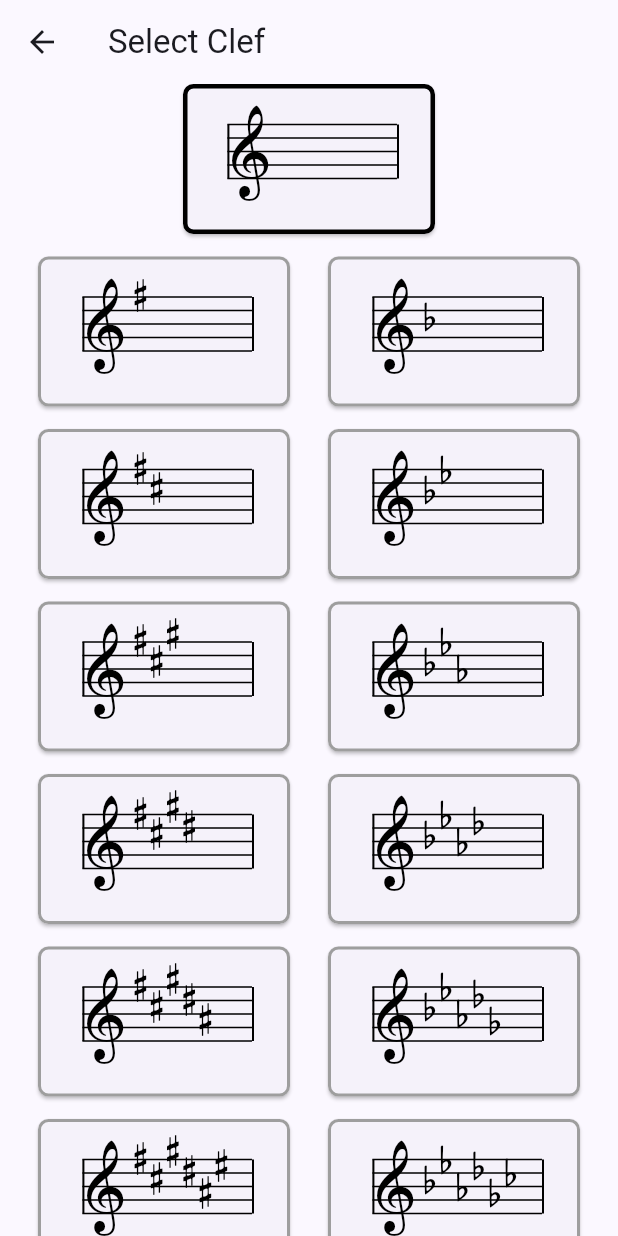
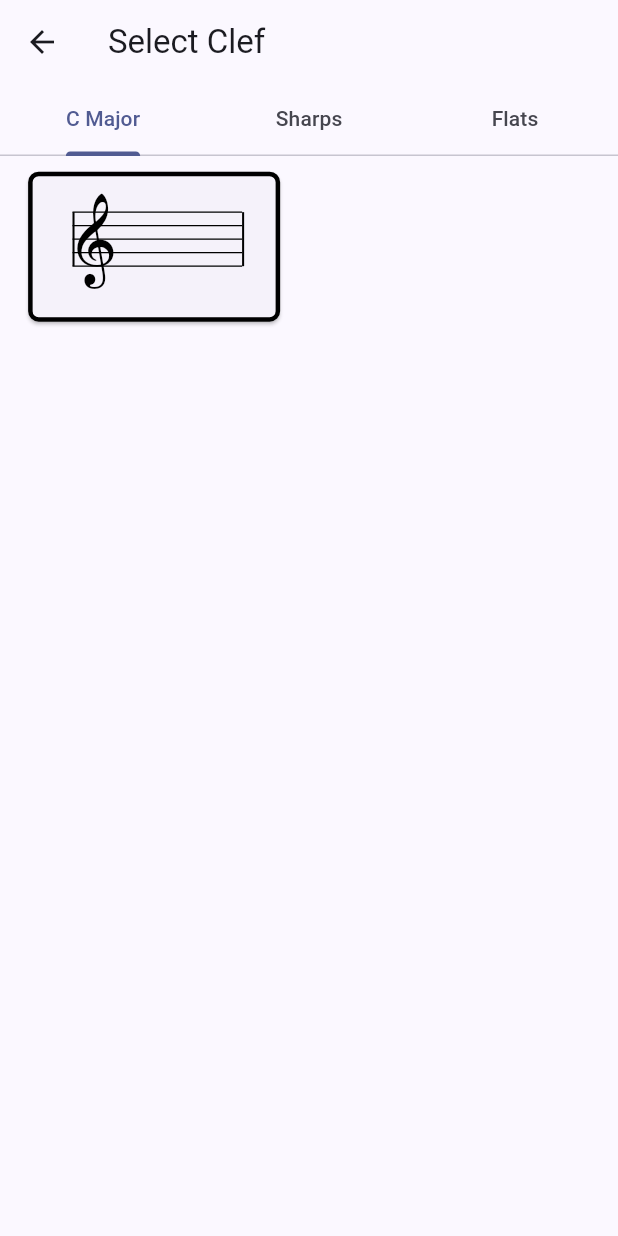
Before and after one commit to Julien5/pianoscope, a Flutter app: the ClefSelectionScreen screen opened directly, on a phone screen of 412 x 824 dp. Run offline on Flutter 3.47's test engine with Material 3 defaults, Android fonts, the phone set to English and light mode, and no system bars; our stand-ins replace permission_handler; missing offline and left inert: flutter_rust_bridge, window_manager; project files that could hold a hidden picture were left out.

Commit message:
key selection screen: add tabs

```diff
--- a/frontend/lib/src/screens/clef_selection_screen.dart
+++ b/frontend/lib/src/screens/clef_selection_screen.dart
@@ -6,16 +6,12 @@ import '../../pianoscope.dart';
 class KeyTile extends StatelessWidget {
   final KeySignature current;
   final KeySignature keySignature;
-  const KeyTile({
-    super.key,
-    required this.keySignature,
-    required this.current,
-  });
+  const KeyTile({super.key, required this.keySignature, required this.current});
 
   @override
   Widget build(BuildContext context) {
     BorderSide side = BorderSide(color: Colors.grey, width: 2);
-    if (current==keySignature) {
+    if (current == keySignature) {
       side = BorderSide(color: Colors.black, width: 3);
     }
     return ElevatedButton(
@@ -34,11 +30,68 @@ class KeyTile extends StatelessWidget {
   }
 }
 
+class KeyTiles extends StatefulWidget {
+  final List<KeySignature> keySignatures;
+  const KeyTiles({super.key, required this.keySignatures});
+
+  @override
+  State<KeyTiles> createState() => _KeyTilesState();
+}
+
+class _KeyTilesState extends State<KeyTiles> {
+  @override
+  void initState() {
+    super.initState();
+  }
+
+  @override
+  void dispose() {
+    super.dispose();
+  }
+
+  @override
+  Widget build(BuildContext context) {
+    KeySignature current =
+        context.read<InputProvider>().keySignature ?? KeySignature.cMajor;
+
+    List<Widget> children = [];
+    for (int k = 0; k < widget.keySignatures.length; k++) {
+      KeySignature key = widget.keySignatures[k];
+      children.add(
+        Row(
+          mainAxisAlignment: MainAxisAlignment.spaceEvenly,
+          crossAxisAlignment: CrossAxisAlignment.center,
+          children: [
+            KeyTile(keySignature: key, current: current),
+          ], //
+        ),
+      );
+    }
+    return GridView.count(
+      crossAxisCount: 2, // 2 columns (left to right)
+      mainAxisSpacing: 1,
+      childAspectRatio: 1.7,
+      crossAxisSpacing: 1,
+      children: children,
+    );
+  }
+}
+
 class ClefSelectionScreen extends StatefulWidget {
   const ClefSelectionScreen({super.key});
 
   @override
   State<ClefSelectionScreen> createState() => _ClefSelectionScreenState();
+}
+
+(List<KeySignature>, List<KeySignature>) keyLists() {
+  List<KeySignature> ret1 = [];
+  List<KeySignature> ret2 = [];
+  for (int accidentals = 1; accidentals <= 7; accidentals++) {
+    ret1.add(KeySignature(accidentals: accidentals));
+    ret2.add(KeySignature(accidentals: -accidentals));
+  }
+  return (ret1, ret2);
 }
 
 class _ClefSelectionScreenState extends State<ClefSelectionScreen> {
@@ -54,111 +107,26 @@ class _ClefSelectionScreenState extends State<ClefSelectionScreen> {
 
   @override
   Widget build(BuildContext context) {
-    KeySignature current=context.read<InputProvider>().keySignature ?? KeySignature.cMajor;
+    final (sharps, flats) = keyLists();
+    final zeroChild = KeyTiles(keySignatures: [KeySignature(accidentals: 0)]);
+    final sharpChild = KeyTiles(keySignatures: sharps);
+    final flatChild = KeyTiles(keySignatures: flats);
 
-    return Scaffold(
-      appBar: AppBar(title: Text("Select Clef")),
-      body: SingleChildScrollView(
-        child: Center(
-          child: Column(
-            children: [
-              Row(
-                mainAxisAlignment: MainAxisAlignment.spaceEvenly,
-                crossAxisAlignment: CrossAxisAlignment.center,
-                children: [
-                  KeyTile(keySignature: KeySignature.cMajor, current: current),
-                ],
-              ),
-              SizedBox(height: 15),
-              Row(
-                mainAxisAlignment: MainAxisAlignment.spaceEvenly,
-                crossAxisAlignment: CrossAxisAlignment.center,
-                children: [
-                  KeyTile(keySignature: KeySignature.gMajor, current: current),
-                  KeyTile(keySignature: KeySignature.fMajor, current: current),
-                ],
-              ),
-
-              SizedBox(height: 15),
-              Row(
-                mainAxisAlignment: MainAxisAlignment.spaceEvenly,
-                crossAxisAlignment: CrossAxisAlignment.center,
-                children: [
-                  KeyTile(keySignature: KeySignature.dMajor, current: current),
-                  KeyTile(
-                    keySignature: KeySignature.bFlatMajor,
-                    current: current,
-                  ),
-                ],
-              ),
-
-              SizedBox(height: 15),
-              Row(
-                mainAxisAlignment: MainAxisAlignment.spaceEvenly,
-                crossAxisAlignment: CrossAxisAlignment.center,
-                children: [
-                  KeyTile(keySignature: KeySignature.aMajor, current: current),
-                  KeyTile(
-                    keySignature: KeySignature.eFlatMajor,
-                    current: current,
-                  ),
-                ],
-              ),
-
-              SizedBox(height: 15),
-              Row(
-                mainAxisAlignment: MainAxisAlignment.spaceEvenly,
-                crossAxisAlignment: CrossAxisAlignment.center,
-                children: [
-                  KeyTile(keySignature: KeySignature.eMajor, current: current),
-                  KeyTile(
-                    keySignature: KeySignature.aFlatMajor,
-                    current: current,
-                  ),
-                ],
-              ),
-
-              SizedBox(height: 15),
-              Row(
-                mainAxisAlignment: MainAxisAlignment.spaceEvenly,
-                crossAxisAlignment: CrossAxisAlignment.center,
-                children: [
-                  KeyTile(keySignature: KeySignature.bMajor, current: current),
-                  KeyTile(
-                    keySignature: KeySignature.dFlatMajor,
-                    current: current,
-                  ),
-                ],
-              ),
-
-              SizedBox(height: 15),
-              Row(
-                mainAxisAlignment: MainAxisAlignment.spaceEvenly,
-                crossAxisAlignment: CrossAxisAlignment.center,
-                children: [
-                  KeyTile(keySignature: KeySignature.fSharpMajor, current: current),
-                  KeyTile(
-                    keySignature: KeySignature.gFlatMajor,
-                    current: current,
-                  ),
-                ],
-              ),
-
-              SizedBox(height: 15),
-              Row(
-                mainAxisAlignment: MainAxisAlignment.spaceEvenly,
-                crossAxisAlignment: CrossAxisAlignment.center,
-                children: [
-                  KeyTile(keySignature: KeySignature.cSharpMajor, current: current),
-                  KeyTile(
-                    keySignature: KeySignature.cFlatMajor,
-                    current: current
-                  ),
-                ],
-              ),
+    return DefaultTabController(
+      length: 3, // Number of tabs
+      child: Scaffold(
+        appBar: AppBar(
+          title: const Text('Select Clef'),
+          bottom: const TabBar(
+            tabs: [
+              Tab(text: 'C Major'),
+              Tab(text: 'Sharps'),
+              Tab(text: 'Flats'),
             ],
           ),
         ),
+        // 3. Add TabBarView as the body
+        body: TabBarView(children: [zeroChild, sharpChild, flatChild]),
       ),
     );
   }
```
